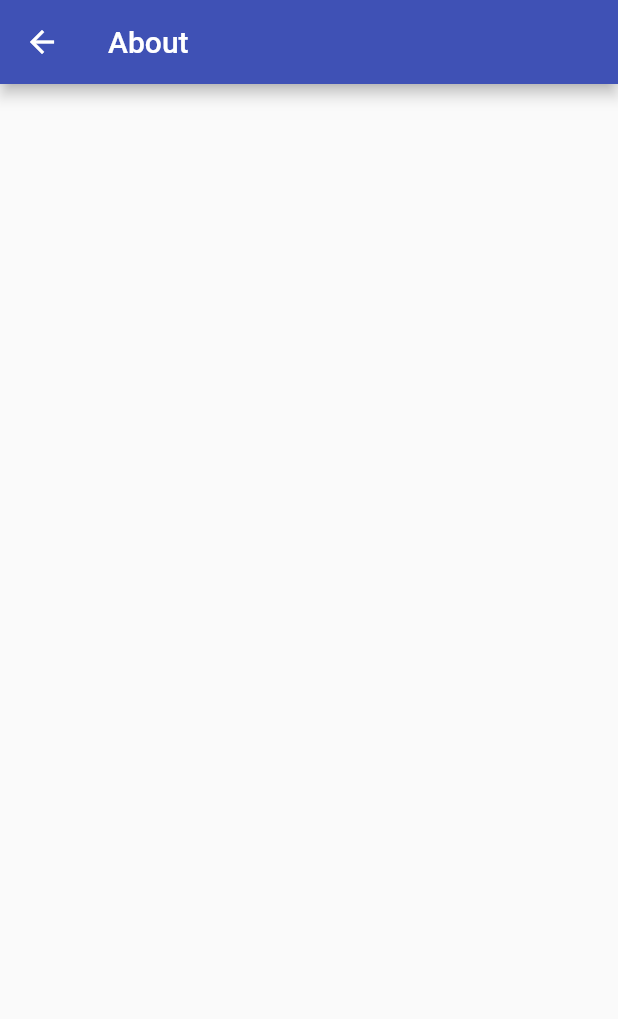
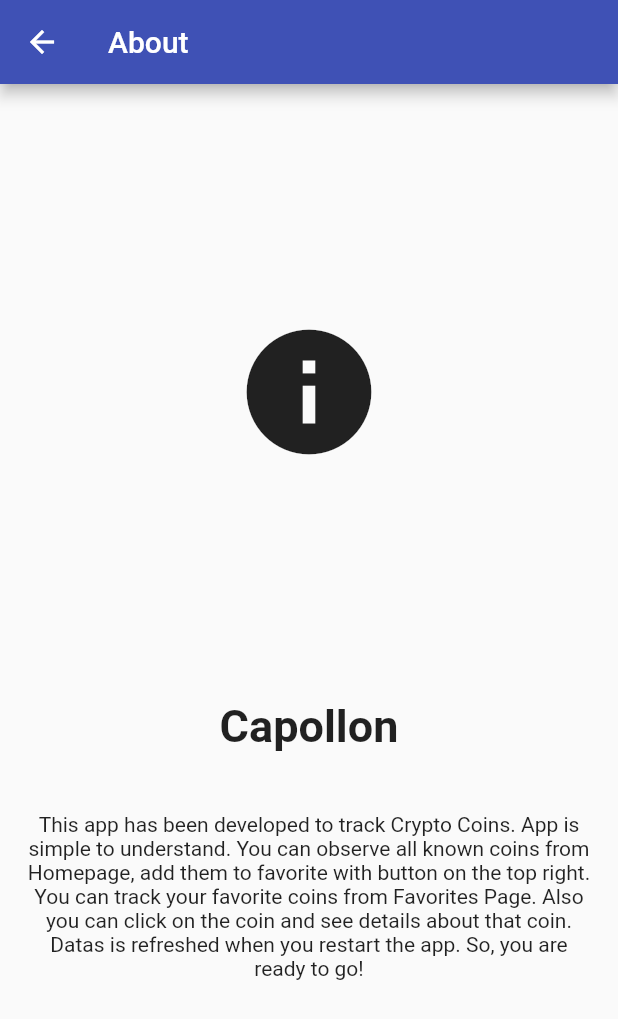
Before and after one commit to Sdrs81/capollon_app, a Flutter app: the AboutPage screen opened directly, on a phone screen of 412 x 824 dp. Shown: the top 1019 px of the screen. Run offline on Flutter 3.47's test engine with Material 2 defaults, Android fonts, the phone set to English and light mode, and no system bars; our stand-ins replace shared_preferences; accounts and stored records are empty; network calls fail.

Commit message:
About page has been edited. This is the first stable version ofthe app

```diff
--- a/lib/views/AboutPage.dart
+++ b/lib/views/AboutPage.dart
@@ -14,7 +14,28 @@ class _AboutPageState extends State<AboutPage> {
       appBar: AppBar(
         title: Text("About"),
       ),
-      body: Center(),
+      body: Center(
+        child: Column(
+          mainAxisAlignment: MainAxisAlignment.spaceEvenly,
+          children: [
+            Icon(Icons.info,size: 100,),
+            Column(
+              mainAxisAlignment: MainAxisAlignment.center,
+              children: [
+                Text("Capollon",style: TextStyle(fontSize: 30,fontWeight: FontWeight.bold),),
+                Container(height: 25,),
+                Padding(
+                  padding: const EdgeInsets.all(15.0),
+                  child: const Text("This app has been developed to track Crypto Coins. App is simple to understand."
+                      " You can observe all known coins from Homepage, add them to favorite with button on the top right."
+                      " You can track your favorite coins from Favorites Page. Also you can click on the coin and see details about that coin."
+                      " Datas is refreshed when you restart the app. So, you are ready to go!",textAlign: TextAlign.center,),
+                )
+              ],
+            ),
+          ],
+        ),
+      ),
     );
   }
 }
--- a/lib/views/MainPage.dart
+++ b/lib/views/MainPage.dart
@@ -49,7 +49,7 @@ class _MainPageState extends State<MainPage> {
   Widget build(BuildContext context) {
     return Scaffold(
       appBar: AppBar(
-        title: Text("Capollon App"),
+        title: Text("Capollon"),
       ),
       body: FutureBuilder<List<CryptoCoins>>(
         future: showAllCoins(),
```
